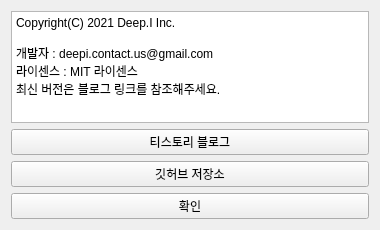
This is version.ui in DEEPI-LAB/python-pdf-merger-PDFDI as Qt 5 draws it before an edit. The edited form follows.
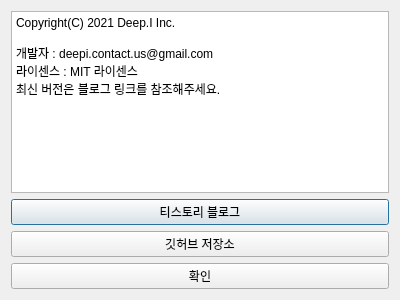
This is the edited form.

Diff of the .ui file:
```diff
--- a/version.ui
+++ b/version.ui
@@ -1,25 +1,25 @@
 <?xml version="1.0" encoding="UTF-8"?>
 <ui version="4.0">
- <class>Form</class>
- <widget class="QWidget" name="Form">
+ <class>Dialog</class>
+ <widget class="QDialog" name="Dialog">
   <property name="geometry">
    <rect>
     <x>0</x>
     <y>0</y>
-    <width>380</width>
-    <height>230</height>
+    <width>400</width>
+    <height>300</height>
    </rect>
   </property>
   <property name="minimumSize">
    <size>
-    <width>380</width>
-    <height>230</height>
+    <width>400</width>
+    <height>300</height>
    </size>
   </property>
   <property name="maximumSize">
    <size>
-    <width>380</width>
-    <height>230</height>
+    <width>400</width>
+    <height>300</height>
    </size>
   </property>
   <property name="windowTitle">
@@ -32,7 +32,7 @@
       <widget class="QPlainTextEdit" name="plainTextEdit">
        <property name="minimumSize">
         <size>
-         <width>350</width>
+         <width>0</width>
          <height>0</height>
         </size>
        </property>
@@ -54,6 +54,12 @@
      </item>
      <item>
       <widget class="QPushButton" name="but_tis">
+       <property name="maximumSize">
+        <size>
+         <width>855</width>
+         <height>16777215</height>
+        </size>
+       </property>
        <property name="text">
         <string>티스토리 블로그</string>
        </property>
```
Left out of the diff: 2 changed lines with no effect on the pictures.
